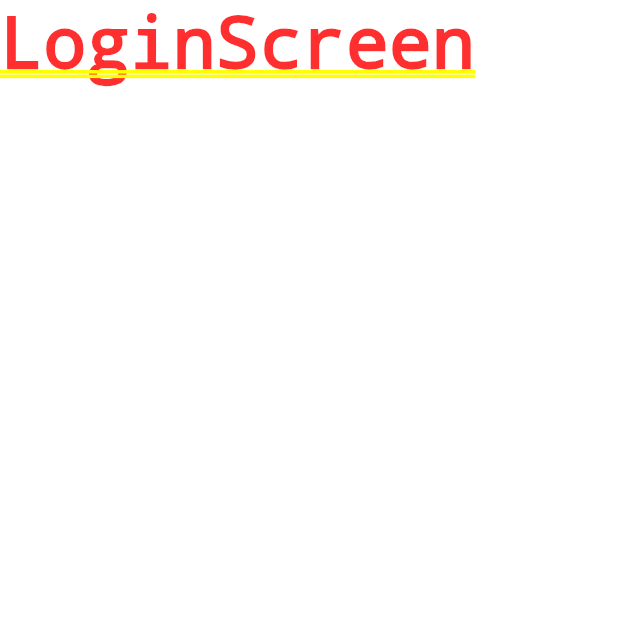
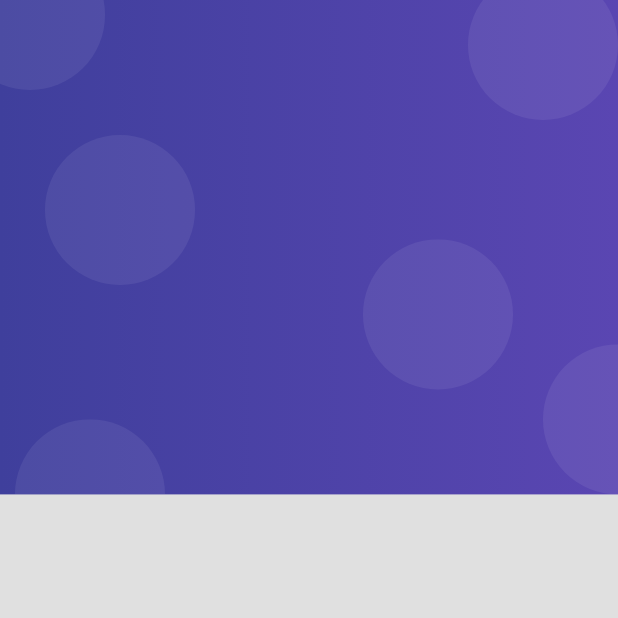
Before and after one commit to cesaroer/App_Productos, a Flutter app: the screen it shows after launch, on a phone screen of 412 x 824 dp, the top half of it. Run offline on Flutter 3.47's test engine with Material 2 defaults, Android fonts, the phone set to English and light mode, and no system bars.

Commit message:
AuthBackground init

```diff
--- a/lib/main.dart
+++ b/lib/main.dart
@@ -14,6 +14,9 @@ class MyApp extends StatelessWidget {
         "login": (_) => LoginScreen(),
         "home": (_) => HomeScreen(),
       },
+      theme: ThemeData.light().copyWith(
+        scaffoldBackgroundColor: Colors.grey[300],
+      ),
     );
   }
 }
--- a/lib/screens/login_screen.dart
+++ b/lib/screens/login_screen.dart
@@ -1,10 +1,11 @@
 import 'package:flutter/material.dart';
+import 'package:productos_app/widgets/widgets.dart';
 
 class LoginScreen extends StatelessWidget {
   @override
   Widget build(BuildContext context) {
-    return Container(
-      child: Text("LoginScreen"),
+    return Scaffold(
+      body: AuthBackground(),
     );
   }
 }
--- /dev/null
+++ b/lib/widgets/auth_background.dart
@@ -0,0 +1,61 @@
+import 'package:flutter/material.dart';
+
+class AuthBackground extends StatelessWidget {
+  @override
+  Widget build(BuildContext context) {
+    return Container(
+      width: double.infinity,
+      height: double.infinity,
+      child: Stack(
+        children: [
+          _PurpleBox(),
+        ],
+      ),
+    );
+  }
+}
+
+class _PurpleBox extends StatelessWidget {
+  @override
+  Widget build(BuildContext context) {
+    final size = MediaQuery.of(context).size;
+
+    return Container(
+      width: double.infinity,
+      height: size.height * 0.4,
+      decoration: _purpleBackground(),
+      child: Stack(
+        children: [
+          Positioned(child: _Bubble(), top: 90, left: 30),
+          Positioned(child: _Bubble(), top: -40, left: -30),
+          Positioned(child: _Bubble(), top: -20, right: 0),
+          Positioned(child: _Bubble(), bottom: -50, left: 10),
+          Positioned(child: _Bubble(), bottom: 70, right: 70),
+          Positioned(child: _Bubble(), bottom: 0, right: -50),
+        ],
+      ),
+    );
+  }
+
+  BoxDecoration _purpleBackground() => BoxDecoration(
+        gradient: LinearGradient(
+          colors: [
+            Color.fromRGBO(63, 63, 156, 1),
+            Color.fromRGBO(90, 70, 178, 1),
+          ],
+        ),
+      );
+}
+
+class _Bubble extends StatelessWidget {
+  @override
+  Widget build(BuildContext context) {
+    return Container(
+      width: 100,
+      height: 100,
+      decoration: BoxDecoration(
+          borderRadius: BorderRadius.circular(100),
+          color: Color.fromRGBO(255, 255, 255, 0.07)),
+    );
+  }
+}
--- /dev/null
+++ b/lib/widgets/widgets.dart
@@ -0,0 +1 @@
+export 'package:productos_app/widgets/auth_background.dart';
```
